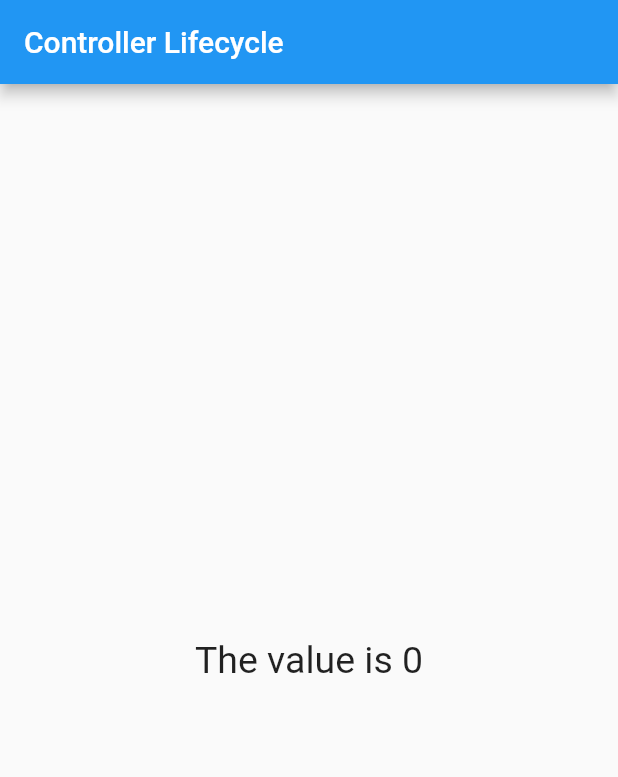
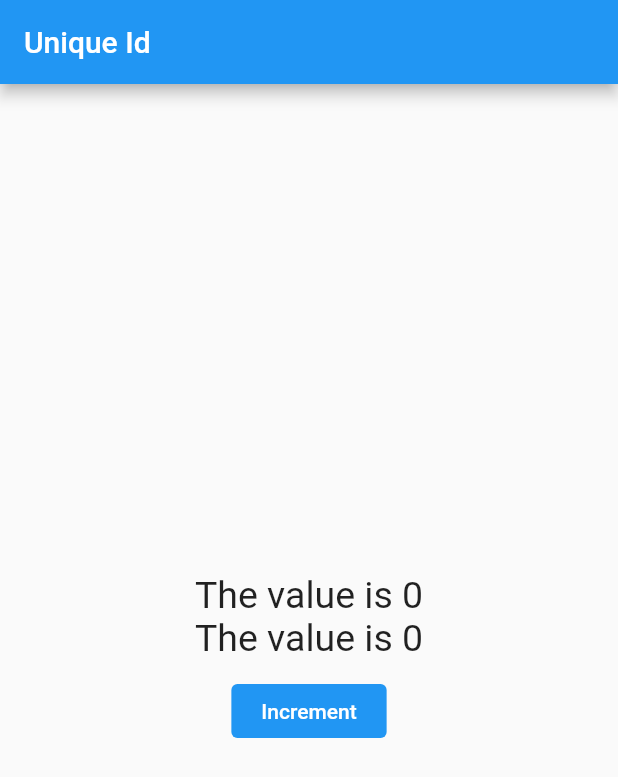
Before and after one commit to shubham3135/FlutterStateManagementGetX, a Flutter app: the screen it shows after launch, on a phone screen of 412 x 824 dp. Shown: the top 777 px of the screen. Run offline on Flutter 3.47's test engine with Material 2 defaults, Android fonts, the phone set to English and light mode, and no system bars; our stand-ins replace get.

Commit message:
Using unique Id

```diff
--- a/lib/main.dart
+++ b/lib/main.dart
@@ -13,13 +13,13 @@ class MyApp extends StatelessWidget {
   @override
   Widget build(BuildContext context) {
     return GetMaterialApp(
-      title: 'Controller Lifecycle',
+      title: 'Unique Id',
       theme: ThemeData(
         primarySwatch: Colors.blue,
       ),
       home: Scaffold(
         appBar: AppBar(
-          title: Text('Controller Lifecycle'),
+          title: Text('Unique Id'),
         ),
         body: Center(
           child: Column(
@@ -30,9 +30,7 @@ class MyApp extends StatelessWidget {
                * Using GetXController Lifecycle methods
                */
               GetBuilder<MyController>(
-                // If instance of onInit and onClose not created at MyController class
-                // initState: (data) => myController.increment(),
-                // dispose: (_) => myController.cleanUpTask(),
+                id: 'txtCount',
                 builder: (controller) {
                   return Text(
                     'The value is ${controller.count}',
@@ -40,12 +38,16 @@ class MyApp extends StatelessWidget {
                   );
                 },
               ),
-              /*SizedBox(height: 10),
+              GetBuilder<MyController>(builder: (controller) {
+                return Text(
+                  'The value is ${controller.count}',
+                  style: TextStyle(fontSize: 25),
+                );
+              }),
+              SizedBox(height: 10),
               TextButton(
                 onPressed: () {
-                  // myController.increment();
-                  // If instance of controller not created at top
-                  Get.find<MyController>().increment();
+                  myController.increment();
                 },
                 child: Text('Increment'),
                 style: TextButton.styleFrom(
@@ -53,7 +55,7 @@ class MyApp extends StatelessWidget {
                   backgroundColor: Colors.blue,
                   padding: EdgeInsets.symmetric(horizontal: 20),
                 ),
-              ),*/
+              ),
             ],
           ),
         ),
```
Also changed, not shown: lib/my_controller.dart (+6 -20 lines).
